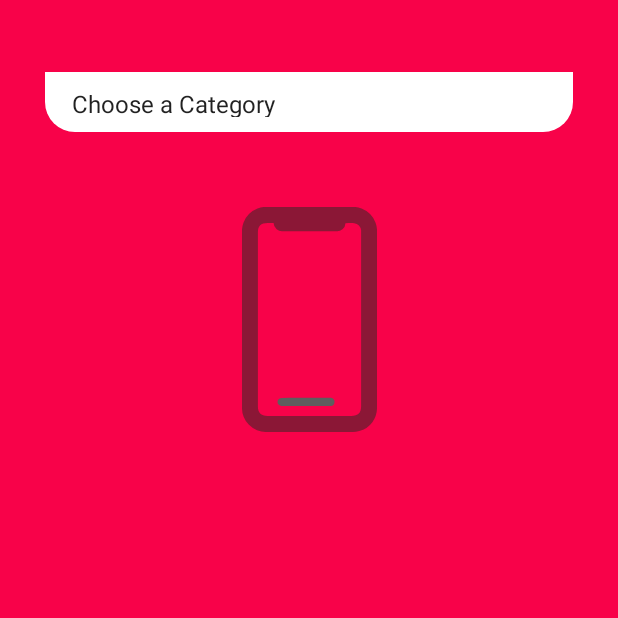
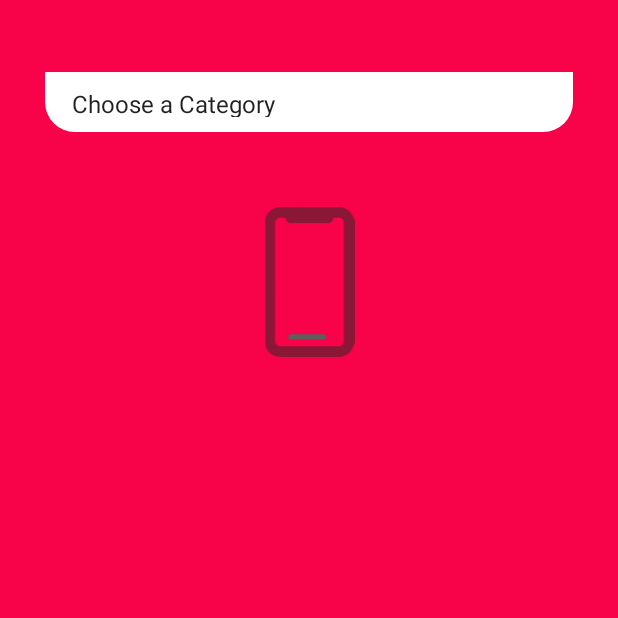
Before and after one commit to nithinbabu1993/EAS, an Android app: the screen it shows after launch (HomeActivity), on a phone screen of 412 x 824 dp, the top half of it. Run offline under Robolectric (Android 15) with nearby library versions, the phone set to English and light mode, and no system bars; our stand-ins replace Firebase (no records; nobody signed in at launch, a user with empty details on screens opened directly).

Commit message:
first review

```diff
--- a/app/src/main/AndroidManifest.xml
+++ b/app/src/main/AndroidManifest.xml
@@ -1,13 +1,14 @@
 <?xml version="1.0" encoding="utf-8"?>
 <manifest xmlns:android="http://schemas.android.com/apk/res/android"
     xmlns:tools="http://schemas.android.com/tools">
-
+<uses-permission android:name="android.permission.INTERNET"/>
     <application
         android:allowBackup="true"
         android:dataExtractionRules="@xml/data_extraction_rules"
         android:fullBackupContent="@xml/backup_rules"
-        android:icon="@mipmap/ic_launcher"
+        android:icon="@drawable/ambulance_svgrepo_com"
         android:label="@string/app_name"
+        android:largeHeap="true"
         android:supportsRtl="true"
         android:theme="@style/Theme.EAS"
         tools:targetApi="31">
--- a/app/src/main/java/com/example/eas/HomeActivity.java
+++ b/app/src/main/java/com/example/eas/HomeActivity.java
@@ -35,12 +35,18 @@ public class HomeActivity extends AppCompatActivity {
     FirebaseFirestore db;
     String People[] = {"Choose a Category", "User", "Admin", "Hospital", "Ambulance"};
     String item = "0";
+    SharedPreferences sp;
 
     @Override
     protected void onCreate(Bundle savedInstanceState) {
         super.onCreate(savedInstanceState);
         binding = ActivityHomeBinding.inflate(getLayoutInflater());
         setContentView(binding.getRoot());
+        sp = getSharedPreferences("LoginData", Context.MODE_PRIVATE);
+        if (sp.getString("utype", "").equals("User")) {
+            startActivity(new Intent(HomeActivity.this, ChooseActivity.class));
+            finish();
+        }
         ArrayAdapter aa = new ArrayAdapter(this, android.R.layout.simple_spinner_item, People);
         aa.setDropDownViewResource(android.R.layout.simple_spinner_dropdown_item);
         binding.spinner2.setAdapter(aa);
@@ -60,10 +66,9 @@ public class HomeActivity extends AppCompatActivity {
                     binding.regDevId.setVisibility(View.GONE);
                     binding.textView2.setVisibility(View.GONE);
                     binding.img.setVisibility(View.GONE);
-                } else if(item.equals("Choose a Category")){
+                } else if (item.equals("Choose a Category")) {
 
-                }
-                else {
+                } else {
                     binding.textView2.setVisibility(View.VISIBLE);
                     binding.regDevId.setVisibility(View.VISIBLE);
                     binding.loginpin.setVisibility(View.GONE);
@@ -131,7 +136,7 @@ public class HomeActivity extends AppCompatActivity {
                                 else
                                     Toast.makeText(HomeActivity.this, "Login Pin not Registered", Toast.LENGTH_SHORT).show();
                             } else {
-                                SharedPreferences sp = getSharedPreferences("LoginData", Context.MODE_PRIVATE);
+                                sp = getSharedPreferences("LoginData", Context.MODE_PRIVATE);
                                 SharedPreferences.Editor editor = sp.edit();
                                 editor.putString("utype", queryDocumentSnapshots.getDocuments().get(0).getString("utype"));
                                 editor.putString("name", queryDocumentSnapshots.getDocuments().get(0).getString("name"));
@@ -140,7 +145,7 @@ public class HomeActivity extends AppCompatActivity {
                                 editor.putString("devId", queryDocumentSnapshots.getDocuments().get(0).getString("devId"));
                                 editor.commit();
                                 progressDoalog.dismiss();
-                                startActivity(new Intent(HomeActivity.this,ChooseActivity.class));
+                                startActivity(new Intent(HomeActivity.this, ChooseActivity.class));
                                 finish();
                             }
 
--- a/app/src/main/java/com/example/eas/MainActivity.java
+++ b/app/src/main/java/com/example/eas/MainActivity.java
@@ -26,6 +26,6 @@ public class MainActivity extends AppCompatActivity {
                 startActivity(i); // invoke the SecondActivity.
                 finish(); // the current activity will get finished.
             }
-        }, 5000);
+        }, 2000);
     }
 }
--- a/app/src/main/res/layout/activity_home.xml
+++ b/app/src/main/res/layout/activity_home.xml
@@ -40,7 +40,7 @@
 <ImageView
     android:id="@+id/devimg"
     android:layout_width="150dp"
-    android:layout_height="150dp"
+    android:layout_height="100dp"
     android:layout_marginTop="50dp"
     app:layout_constraintStart_toStartOf="parent"
     app:layout_constraintEnd_toEndOf="parent"
```
Also changed, not shown: app/src/main/java/com/example/eas/ChooseActivity.java (+40 -0 lines), app/src/main/res/menu/menu.xml (added, +9 -0 lines).
